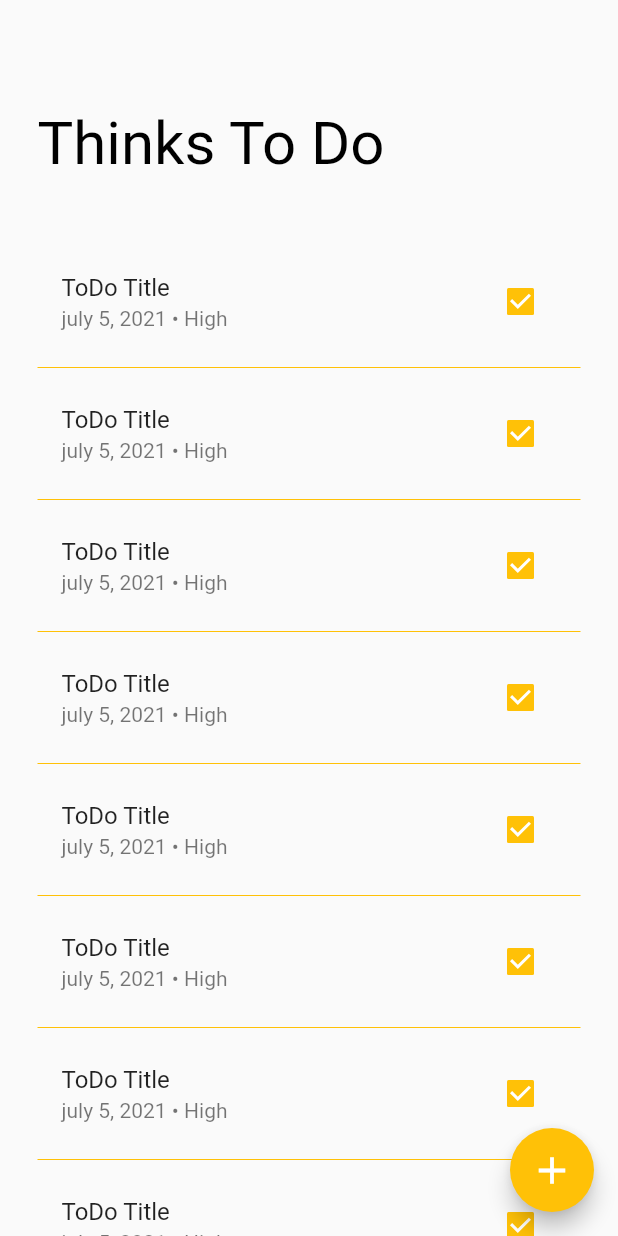
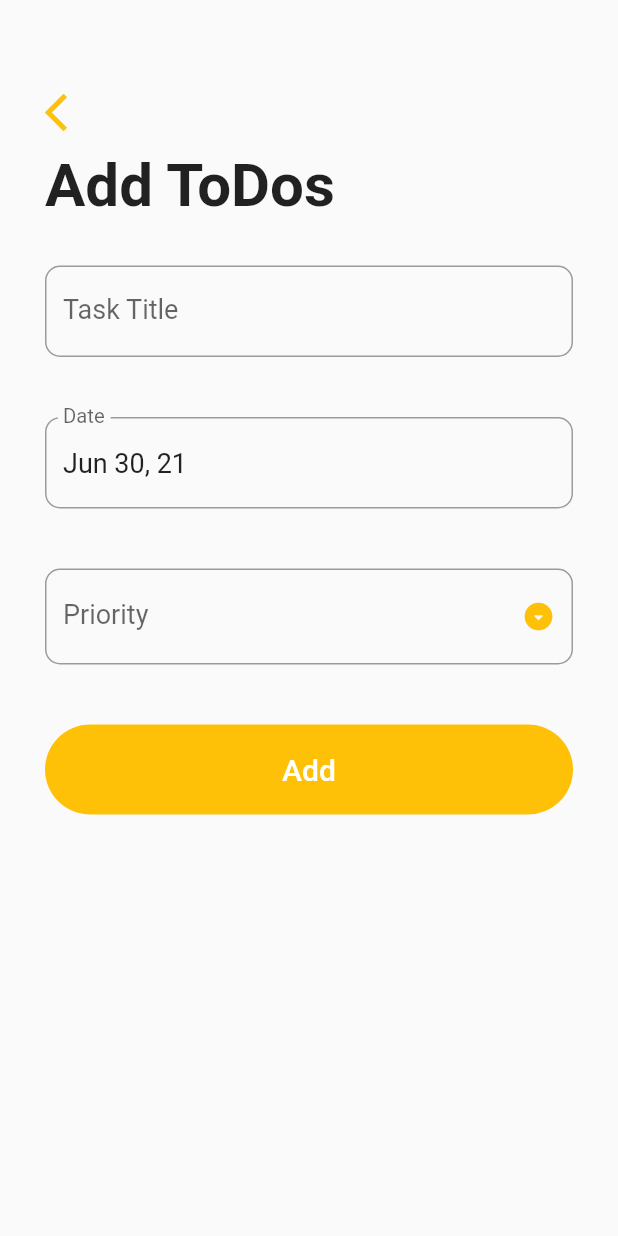
Before and after one commit to ucpritam/flutter-todo, a Flutter app: the screen it shows after launch, after a tap on the "add" icon, on a phone screen of 412 x 824 dp. Run offline on Flutter 3.47's test engine with Material 2 defaults, Android fonts, the phone set to English and light mode, and no system bars; drawn by our look-alikes of velocity_x.

Commit message:
Completed Add TODO page..|flutter

```diff
--- /dev/null
+++ b/lib/Pages/addTaskPage.dart
@@ -0,0 +1,169 @@
+import 'package:flutter/material.dart';
+import 'package:velocity_x/velocity_x.dart';
+import 'package:intl/intl.dart';
+
+class AddToDo extends StatefulWidget {
+  @override
+  _AddToDoState createState() => _AddToDoState();
+}
+
+class _AddToDoState extends State<AddToDo> {
+  final _formKey = GlobalKey<FormState>();
+  String _title = "";
+  String _important;
+  DateTime _date = DateTime.now();
+  TextEditingController _dateController = TextEditingController();
+
+  final DateFormat _dateFormatter = DateFormat("MMM dd, yy");
+  final List<String> _importance = ["Low", "Medium", "High"];
+
+  @override
+  void initState() {
+    super.initState();
+    _dateController.text = _dateFormatter.format(_date);
+  }
+
+  @override
+  void dispose() {
+    super.dispose();
+    _dateController.dispose();
+  }
+
+  _handleDatePicker() async {
+    final DateTime date = await showDatePicker(
+      context: context,
+      initialDate: _date,
+      firstDate: DateTime.now(),
+      lastDate: DateTime(2100),
+    );
+    if (date != null && date != _date) {
+      setState(() {
+        _date = date;
+      });
+      _dateController.text = _dateFormatter.format(date);
+    }
+  }
+
+  _addTodo() {
+    if (_formKey.currentState.validate()) {
+      _formKey.currentState.save();
+      print("$_title,$_date,$_important");
+      //Update Todo List Page
+      Navigator.pop(context);
+    }
+  }
+
+  @override
+  Widget build(BuildContext context) {
+    return Scaffold(
+      body: GestureDetector(
+        onTap: () => FocusScope.of(context).unfocus(),
+        child: SingleChildScrollView(
+          child: Container(
+            padding: EdgeInsets.symmetric(horizontal: 30, vertical: 60),
+            child: VStack(
+              [
+                GestureDetector(
+                  onTap: () => Navigator.pop(context),
+                  child: Icon(
+                    Icons.arrow_back_ios,
+                    size: 30,
+                    color: Theme.of(context).accentColor,
+                  ),
+                ),
+                SizedBox(
+                  height: 10,
+                ),
+                "Add ToDos".text.bold.size(40).make(),
+                SizedBox(height: 10),
+                Form(
+                  key: _formKey,
+                  child: VStack([
+                    Padding(
+                      padding: EdgeInsets.symmetric(vertical: 20),
+                      child: TextFormField(
+                        style: TextStyle(fontSize: 18),
+                        decoration: InputDecoration(
+                          labelText: "Task Title",
+                          labelStyle: TextStyle(fontSize: 18),
+                          border: OutlineInputBorder(
+                            borderRadius: BorderRadius.circular(10.0),
+                          ),
+                        ),
+                        validator: (input) => input.trim().isEmpty
+                            ? "Please enter a Task Title"
+                            : null,
+                        onSaved: (input) => _title = input,
+                        initialValue: _title,
+                      ),
+                    ),
+                    Padding(
+                      padding: EdgeInsets.symmetric(vertical: 20),
+                      child: TextFormField(
+                        readOnly: true,
+                        controller: _dateController,
+                        onTap: _handleDatePicker,
+                        style: TextStyle(fontSize: 18),
+                        decoration: InputDecoration(
+                          labelText: "Date",
+                          labelStyle: TextStyle(fontSize: 18),
+                          border: OutlineInputBorder(
+                            borderRadius: BorderRadius.circular(10.0),
+                          ),
+                        ),
+                      ),
+                    ),
+                    Padding(
+                      padding: EdgeInsets.symmetric(vertical: 20),
+                      child: DropdownButtonFormField(
+                        isDense: true,
+                        icon: Icon(
+                          Icons.arrow_drop_down_circle_rounded,
+                        ),
+                        iconSize: 22,
+                        iconEnabledColor: Theme.of(context).primaryColor,
+                        items: _importance.map((String _important) {
+                          return DropdownMenuItem(
+                            value: _important,
+                            child: _important.text.black.size(18).make(),
+                          );
+                        }).toList(),
+                        style: TextStyle(fontSize: 18),
+                        decoration: InputDecoration(
+                          labelText: "Priority",
+                          labelStyle: TextStyle(fontSize: 18),
+                          border: OutlineInputBorder(
+                            borderRadius: BorderRadius.circular(10.0),
+                          ),
+                        ),
+                        validator: (input) => _important == null
+                            ? "Please Select your importance level"
+                            : null,
+                        onChanged: (value) {
+                          _important = value;
+                        },
+                        value: _important,
+                      ),
+                    )
+                  ]),
+                ),
+                Container(
+                  margin: EdgeInsets.symmetric(vertical: 20),
+                  height: 60,
+                  width: double.infinity,
+                  decoration: BoxDecoration(
+                      color: Theme.of(context).primaryColor,
+                      borderRadius: BorderRadius.circular(30)),
+                  child: TextButton(
+                      onPressed: _addTodo,
+                      child: "Add".text.white.size(20).makeCentered()),
+                ),
+              ],
+              crossAlignment: CrossAxisAlignment.start,
+            ),
+          ),
+        ),
+      ),
+    );
+  }
+}
--- a/lib/Pages/todoListPage.dart
+++ b/lib/Pages/todoListPage.dart
@@ -1,4 +1,5 @@
 import 'package:flutter/material.dart';
+import 'package:sqflitecurd/Pages/addTaskPage.dart';
 import 'package:velocity_x/velocity_x.dart';
 
 class ToDoHome extends StatefulWidget {
@@ -39,9 +40,11 @@ class _ToDoHomeState extends State<ToDoHome> {
           size: 30,
         ),
         backgroundColor: Theme.of(context).accentColor,
-        onPressed: () {
-          "Tapped".text.make();
-        },
+        onPressed: () => Navigator.push(
+            context,
+            MaterialPageRoute(
+              builder: (_) => AddToDo(),
+            )),
       ),
       body: ListView.builder(
         padding: EdgeInsets.symmetric(vertical: 60),
@@ -50,18 +53,23 @@ class _ToDoHomeState extends State<ToDoHome> {
           if (index == 0) {
             return Padding(
               padding: EdgeInsets.symmetric(horizontal: 25, vertical: 25 / 2),
+              child: Card(
+                elevation: 2,
+                clipBehavior: Clip.antiAlias,
                 child: VStack(
                   [
-                  "Thinks To Do".text.black.size(40).make(),
+                    "Thinks To Do".text.black.size(40).make().p8(),
                     SizedBox(height: 10),
                     ""
                         .text
                         .gray700
                         .size(20)
                         .fontWeight(FontWeight.w600)
-                      .make(),
+                        .make()
+                        .p8(),
                   ],
                   crossAlignment: CrossAxisAlignment.start,
+                ),
               ),
             );
           }
--- a/pubspec.yaml
+++ b/pubspec.yaml
@@ -17,6 +17,8 @@ dependencies:
 
 
   cupertino_icons: ^1.0.2
+
+  intl: ^0.17.0
 
 dev_dependencies:
   flutter_test:
```
Also changed, not shown: pubspec.lock. Lines whose indentation alone changed are shown as unchanged.
